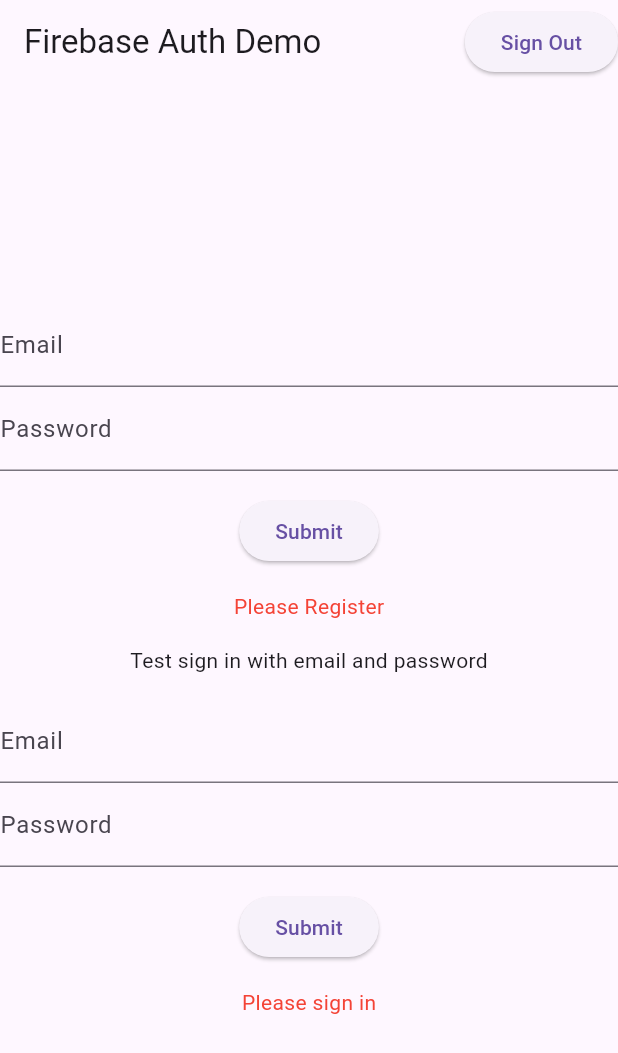
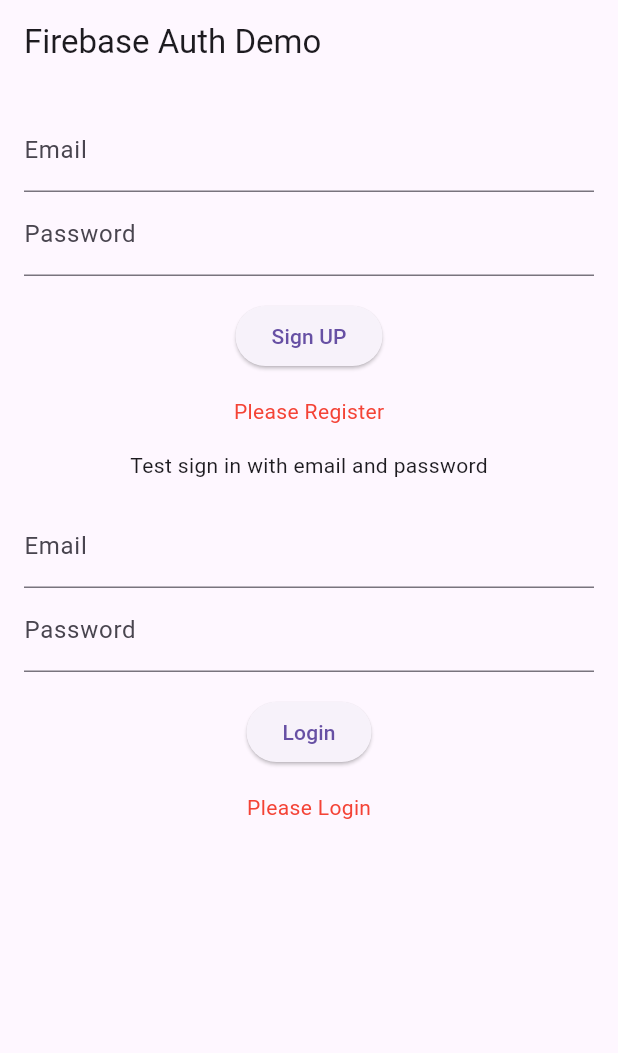
Before and after one commit to KaozhiChen/class_activity_13, a Flutter app: the screen it shows after launch, on a phone screen of 412 x 824 dp. Shown: the top 1053 px of the screen. Run offline on Flutter 3.47's test engine with Material 3 defaults, Android fonts, the phone set to English and light mode, and no system bars; our stand-ins replace firebase_auth, firebase_core; accounts and stored records are empty.

```diff
--- a/lib/main.dart
+++ b/lib/main.dart
@@ -1,8 +1,11 @@
+// ignore_for_file: library_private_types_in_public_api, use_build_context_synchronously
+
 import 'package:flutter/material.dart';
 import 'package:firebase_auth/firebase_auth.dart';
 import 'package:firebase_core/firebase_core.dart';
-import 'package:cloud_firestore/cloud_firestore.dart';
+// import 'package:cloud_firestore/cloud_firestore.dart';
 import 'firebase_options.dart';
+import 'profile_page.dart';
 
 void main() async {
   WidgetsFlutterBinding.ensureInitialized();
@@ -10,13 +13,15 @@ void main() async {
     options: DefaultFirebaseOptions.currentPlatform,
   );
 
-  runApp(MyApp());
+  runApp(const MyApp());
 }
 
 class MyApp extends StatelessWidget {
+  const MyApp({super.key});
+
   @override
   Widget build(BuildContext context) {
-    return MaterialApp(
+    return const MaterialApp(
       title: 'Firebase Auth Demo',
       home: MyHomePage(title: 'Firebase Auth Demo'),
     );
@@ -24,7 +29,7 @@ class MyApp extends StatelessWidget {
 }
 
 class MyHomePage extends StatefulWidget {
-  MyHomePage({Key? key, required this.title}) : super(key: key);
+  const MyHomePage({super.key, required this.title});
   final String title;
 
   @override
@@ -34,28 +39,16 @@ class MyHomePage extends StatefulWidget {
 class _MyHomePageState extends State<MyHomePage> {
   final FirebaseAuth _auth = FirebaseAuth.instance;
 
-  void _signOut() async {
-    await _auth.signOut();
-    ScaffoldMessenger.of(context).showSnackBar(SnackBar(
-      content: Text('Signed out successfully'),
-    ));
-  }
-
   @override
   Widget build(BuildContext context) {
     return Scaffold(
       appBar: AppBar(
         title: Text(widget.title),
-        actions: <Widget>[
-          ElevatedButton(
-            onPressed: () {
-              _signOut();
-            },
-            child: Text('Sign Out'),
       ),
-        ],
-      ),
-      body: Center(
+      body: SingleChildScrollView(
+        child: Center(
+          child: Padding(
+            padding: const EdgeInsets.all(16.0),
             child: Column(
               mainAxisAlignment: MainAxisAlignment.center,
               children: <Widget>[
@@ -64,12 +57,14 @@ class _MyHomePageState extends State<MyHomePage> {
               ],
             ),
           ),
+        ),
+      ),
     );
   }
 }
 
 class RegisterEmailSection extends StatefulWidget {
-  RegisterEmailSection({Key? key, required this.auth}) : super(key: key);
+  const RegisterEmailSection({super.key, required this.auth});
   final FirebaseAuth auth;
 
   @override
@@ -108,11 +103,11 @@ class _RegisterEmailSectionState extends State<RegisterEmailSection> {
     return Form(
       key: _formKey,
       child: Column(
-        crossAxisAlignment: CrossAxisAlignment.start,
+        crossAxisAlignment: CrossAxisAlignment.center,
         children: <Widget>[
           TextFormField(
             controller: _emailController,
-            decoration: InputDecoration(labelText: 'Email'),
+            decoration: const InputDecoration(labelText: 'Email'),
             validator: (value) {
               if (value?.isEmpty ?? true) {
                 return 'Please enter some text';
@@ -122,7 +117,7 @@ class _RegisterEmailSectionState extends State<RegisterEmailSection> {
           ),
           TextFormField(
             controller: _passwordController,
-            decoration: InputDecoration(labelText: 'Password'),
+            decoration: const InputDecoration(labelText: 'Password'),
             validator: (value) {
               if (value?.isEmpty ?? true) {
                 return 'Please enter some text';
@@ -139,7 +134,7 @@ class _RegisterEmailSectionState extends State<RegisterEmailSection> {
                   _register();
                 }
               },
-              child: Text('Submit'),
+              child: const Text('Sign UP'),
             ),
           ),
           Container(
@@ -160,7 +155,7 @@ class _RegisterEmailSectionState extends State<RegisterEmailSection> {
 }
 
 class EmailPasswordForm extends StatefulWidget {
-  EmailPasswordForm({Key? key, required this.auth}) : super(key: key);
+  const EmailPasswordForm({super.key, required this.auth});
   final FirebaseAuth auth;
 
   @override
@@ -186,6 +181,11 @@ class _EmailPasswordFormState extends State<EmailPasswordForm> {
         _userEmail = _emailController.text;
         _initialState = false;
       });
+
+      Navigator.pushReplacement(
+        context,
+        MaterialPageRoute(builder: (context) => const ProfileScreen()),
+      );
     } catch (e) {
       setState(() {
         _success = false;
@@ -202,13 +202,13 @@ class _EmailPasswordFormState extends State<EmailPasswordForm> {
         crossAxisAlignment: CrossAxisAlignment.start,
         children: <Widget>[
           Container(
-            child: Text('Test sign in with email and password'),
             padding: const EdgeInsets.all(16),
             alignment: Alignment.center,
+            child: const Text('Test sign in with email and password'),
           ),
           TextFormField(
             controller: _emailController,
-            decoration: InputDecoration(labelText: 'Email'),
+            decoration: const InputDecoration(labelText: 'Email'),
             validator: (value) {
               if (value?.isEmpty ?? true) {
                 return 'Please enter some text';
@@ -218,7 +218,7 @@ class _EmailPasswordFormState extends State<EmailPasswordForm> {
           ),
           TextFormField(
             controller: _passwordController,
-            decoration: InputDecoration(labelText: 'Password'),
+            decoration: const InputDecoration(labelText: 'Password'),
             validator: (value) {
               if (value?.isEmpty ?? true) {
                 return 'Please enter some text';
@@ -235,7 +235,7 @@ class _EmailPasswordFormState extends State<EmailPasswordForm> {
                   _signInWithEmailAndPassword();
                 }
               },
-              child: Text('Submit'),
+              child: const Text('Login'),
             ),
           ),
           Container(
@@ -243,10 +243,10 @@ class _EmailPasswordFormState extends State<EmailPasswordForm> {
             padding: const EdgeInsets.symmetric(horizontal: 16),
             child: Text(
               _initialState
-                  ? 'Please sign in'
+                  ? 'Please Login'
                   : _success
-                      ? 'Successfully signed in $_userEmail'
-                      : 'Sign in failed',
+                      ? 'Successfully Login $_userEmail'
+                      : 'Login in failed',
               style: TextStyle(color: _success ? Colors.green : Colors.red),
             ),
           ),
```
Also changed, not shown: lib/profile_page.dart (added, +82 -0 lines). Lines whose indentation alone changed are shown as unchanged.
